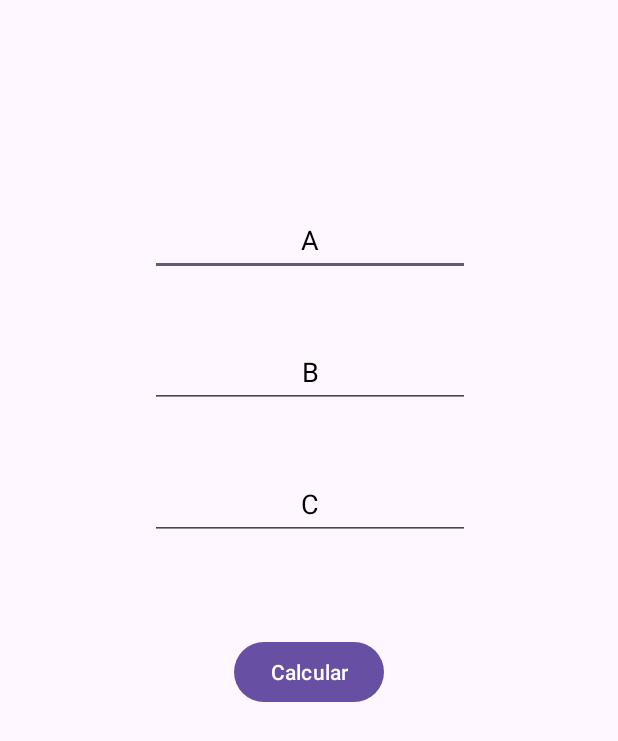
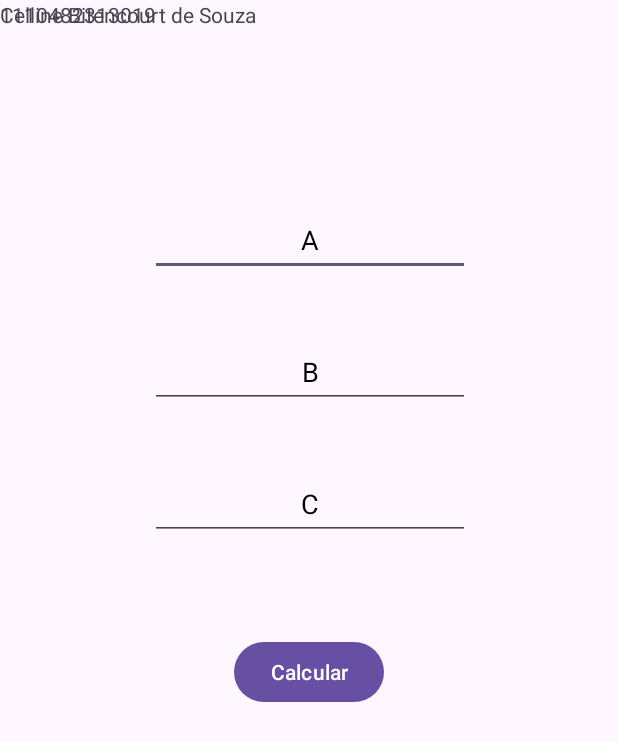
Before and after one commit to cellineb/projeto-delta-calcula, an Android app: the screen it shows after launch (MainActivity), on a phone screen of 412 x 824 dp. Shown: the top 741 px of the screen. Run offline under Robolectric (Android 15) with nearby library versions, the phone set to English and light mode, and no system bars.

```diff
--- a/projetocalculadelta/app/src/main/java/celline/projeto_delta/MainActivity.java
+++ b/projetocalculadelta/app/src/main/java/celline/projeto_delta/MainActivity.java
@@ -11,6 +11,10 @@ import androidx.core.graphics.Insets;
 import androidx.core.view.ViewCompat;
 import androidx.core.view.WindowInsetsCompat;
 
+
+/*
+ *@author:<Celline>
+ */
 public class MainActivity extends AppCompatActivity {
 
     private EditText etA;
@@ -50,6 +54,9 @@ public class MainActivity extends AppCompatActivity {
 
     }
 
+    /*
+     *@author:<Celline>
+     */
     private void calc() {
         float A = Float.parseFloat(etA.getText().toString());
         float B = Float.parseFloat(etB.getText().toString());
--- a/projetocalculadelta/app/src/main/res/layout/activity_main.xml
+++ b/projetocalculadelta/app/src/main/res/layout/activity_main.xml
@@ -6,6 +6,8 @@
     android:layout_width="match_parent"
     android:layout_height="match_parent"
     tools:context=".MainActivity">
+
+
 
     <EditText
         android:id="@+id/etA"
@@ -91,4 +93,21 @@
         app:layout_constraintStart_toStartOf="parent"
         app:layout_constraintTop_toBottomOf="@+id/btnCalcular" />
 
+    <TextView
+        android:id="@+id/tvNome"
+        android:layout_width="wrap_content"
+        android:layout_height="wrap_content"
+        android:hint="@string/naotemraiz"
+        android:text="@string/nome"
+        tools:layout_editor_absoluteX="26dp"
+        tools:layout_editor_absoluteY="22dp" />
+
+    <TextView
+        android:id="@+id/textView2"
+        android:layout_width="wrap_content"
+        android:layout_height="wrap_content"
+        android:text="@string/RA"
+        tools:layout_editor_absoluteX="29dp"
+        tools:layout_editor_absoluteY="48dp" />
+
 </androidx.constraintlayout.widget.ConstraintLayout>
--- a/projetocalculadelta/app/src/main/res/values/strings.xml
+++ b/projetocalculadelta/app/src/main/res/values/strings.xml
@@ -1,3 +1,4 @@
+
 <resources>
     <string name="app_name">projeto-delta</string>
     <string name="letraA">A</string>
@@ -9,4 +10,6 @@
     <string name="resultadox1">x1 =</string>
     <string name="resultadox2">x2 =</string>
     <string name="naotemraiz">A equação não tem raizes reais</string>
+    <string name="nome">Celline Bitencourt de Souza</string>
+    <string name="RA">1110482313019</string>
 </resources>
```
